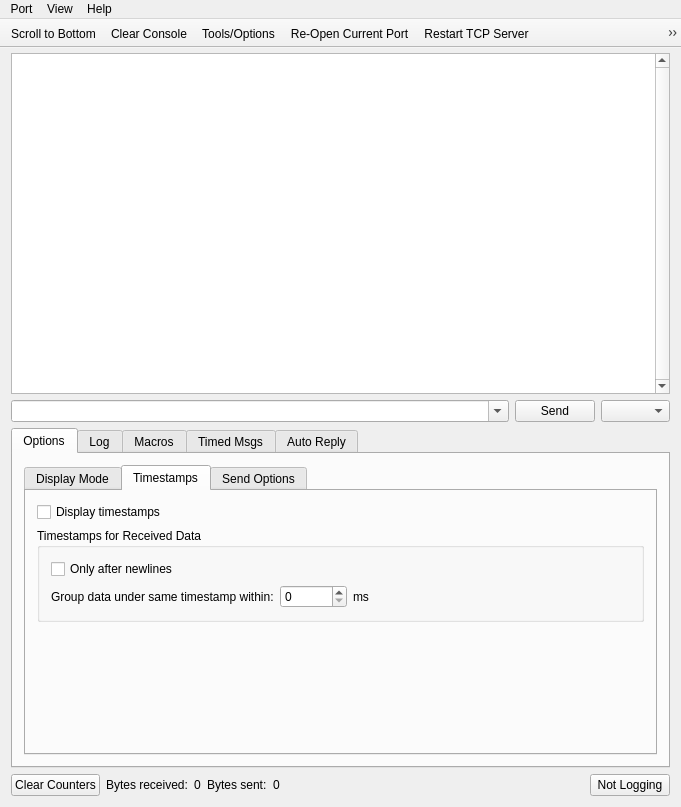
noedigcode/SimpleSerial, file src/mainwindow.ui: the form before one commit.
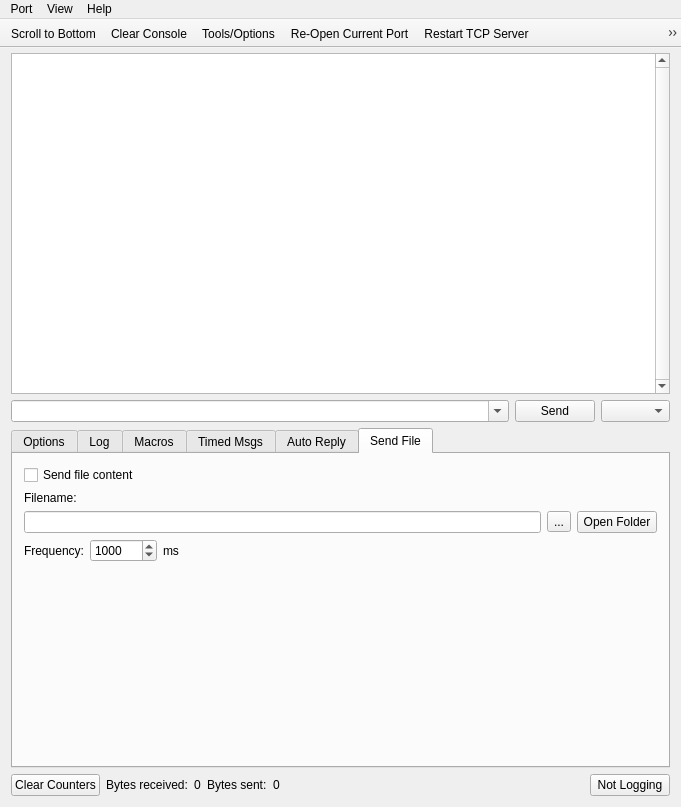
The form after the commit. Icons and pictures are not drawn. Custom widgets are drawn as their Qt base class.

Commit message: Add sending a file's content periodically. Change line edit setting binding to update on textChanged, not editingFinished. Bump version to 1.1.0+sendfile1 and year to 2025.

What changed in the file:
```diff
--- a/src/mainwindow.ui
+++ b/src/mainwindow.ui
@@ -56,7 +56,7 @@
            </sizepolicy>
           </property>
           <property name="currentIndex">
-           <number>0</number>
+           <number>5</number>
           </property>
           <widget class="QWidget" name="tab_options">
            <attribute name="title">
@@ -865,6 +865,114 @@
             </item>
            </layout>
           </widget>
+          <widget class="QWidget" name="tab_sendFile">
+           <attribute name="title">
+            <string>Send File</string>
+           </attribute>
+           <layout class="QVBoxLayout" name="verticalLayout_11">
+            <item>
+             <widget class="QCheckBox" name="checkBox_sendFile_enable">
+              <property name="text">
+               <string>Send file content</string>
+              </property>
+             </widget>
+            </item>
+            <item>
+             <widget class="QLabel" name="label_24">
+              <property name="text">
+               <string>Filename:</string>
+              </property>
+             </widget>
+            </item>
+            <item>
+             <layout class="QHBoxLayout" name="horizontalLayout_19">
+              <item>
+               <widget class="QLineEdit" name="lineEdit_sendFile_path"/>
+              </item>
+              <item>
+               <widget class="QToolButton" name="toolButton_sendFile_browse">
+                <property name="text">
+                 <string>...</string>
+                </property>
+               </widget>
+              </item>
+              <item>
+               <widget class="QPushButton" name="pushButton_sendFile_openFolder">
+                <property name="text">
+                 <string>Open Folder</string>
+                </property>
+               </widget>
+              </item>
+             </layout>
+            </item>
+            <item>
+             <layout class="QHBoxLayout" name="horizontalLayout_6">
+              <item>
+               <widget class="QLabel" name="label_22">
+                <property name="text">
+                 <string>Frequency:</string>
+                </property>
+               </widget>
+              </item>
+              <item>
+               <widget class="QSpinBox" name="spinBox_sendFile_ms">
+                <property name="minimumSize">
+                 <size>
+                  <width>50</width>
+                  <height>0</height>
+                 </size>
+                </property>
+                <property name="minimum">
+                 <number>1</number>
+                </property>
+                <property name="maximum">
+                 <number>1440000</number>
+                </property>
+                <property name="value">
+                 <number>1000</number>
+                </property>
+               </widget>
+              </item>
+              <item>
+               <widget class="QLabel" name="label_23">
+                <property name="text">
+                 <string>ms</string>
+                </property>
+               </widget>
+              </item>
+              <item>
+               <spacer name="horizontalSpacer_19">
+                <property name="orientation">
+                 <enum>Qt::Horizontal</enum>
+                </property>
+                <property name="sizeHint" stdset="0">
+                 <size>
+                  <width>40</width>
+                  <height>20</height>
+                 </size>
+                </property>
+               </spacer>
+              </item>
+             </layout>
+            </item>
+            <item>
+             <spacer name="verticalSpacer_16">
+              <property name="orientation">
+               <enum>Qt::Vertical</enum>
+              </property>
+              <property name="sizeType">
+               <enum>QSizePolicy::Expanding</enum>
+              </property>
+              <property name="sizeHint" stdset="0">
+               <size>
+                <width>20</width>
+                <height>176</height>
+               </size>
+              </property>
+             </spacer>
+            </item>
+           </layout>
+          </widget>
          </widget>
         </item>
         <item row="2" column="0">
```
Left out of the diff: 26 changed lines with no effect on the pictures. The commit also changes 3 other files.
